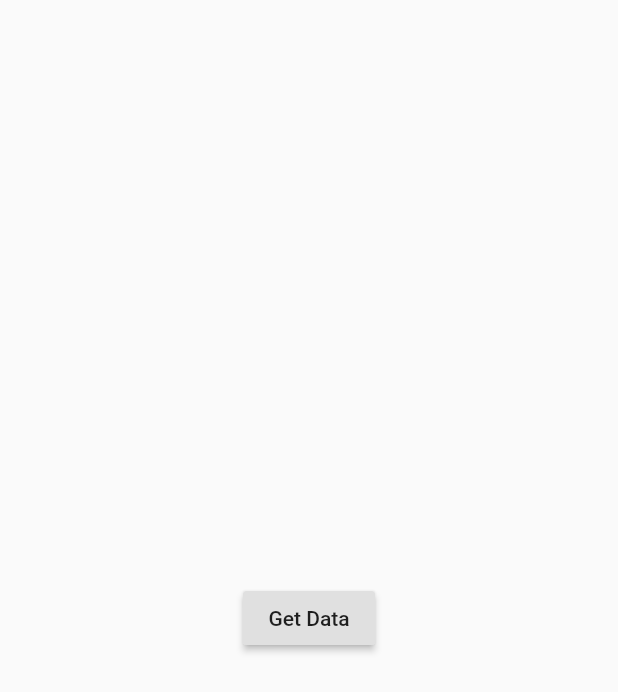
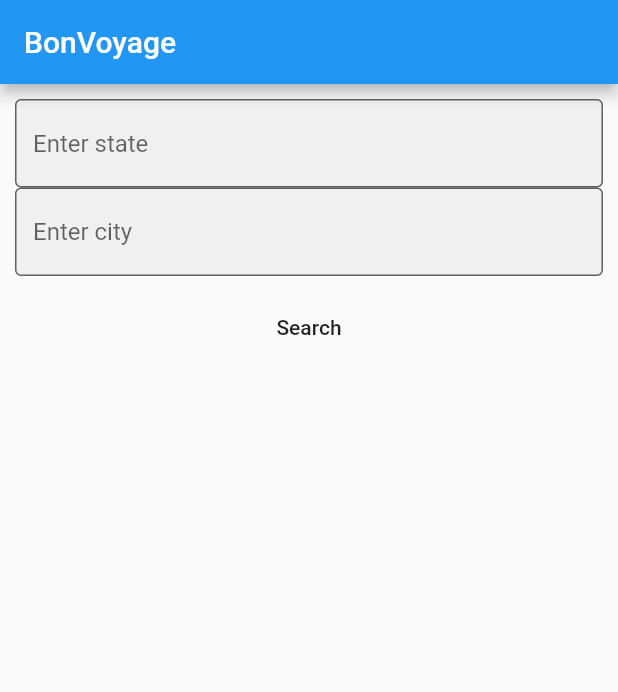
Before and after one commit to Hackdotslash/T12-codeGambit, a Flutter app: the SearchScreen screen opened directly, on a phone screen of 412 x 824 dp. Shown: the top 692 px of the screen. Run offline on Flutter 3.47's test engine with Material 2 defaults, Android fonts, the phone set to English and light mode, and no system bars; our stand-ins replace firebase_auth, firebase_core; accounts and stored records are empty.

Commit message:
Add Firebase Auth and Search Screen

```diff
--- a/User/lib/search.dart
+++ b/User/lib/search.dart
@@ -1,8 +1,8 @@
 import 'dart:convert';
 
+import 'package:flutter/cupertino.dart';
 import 'package:flutter/material.dart';
 import 'package:http/http.dart' as http;
-
 
 class SearchScreen extends StatefulWidget {
   @override
@@ -10,28 +10,77 @@ class SearchScreen extends StatefulWidget {
 }
 
 class _SearchScreenState extends State<SearchScreen> {
+  String _city, _state;
+  final _formKey = GlobalKey<FormState>();
   @override
-
   void getData() async {
-    http.Response response = await http.get(
-      'https://api.covid19india.org/state_district_wise.json'
-    );
+    http.Response response =
+        await http.get('https://api.covid19india.org/state_district_wise.json');
     if (response.statusCode == 200) {
       String data = response.body;
-      var decodedData  = jsonDecode(data);
-      print(decodedData["Gujarat"]["districtData"]["Surat"]["active"]);
+      var decodedData = jsonDecode(data);
+      print(decodedData["Gujarat"]['districtData']);
     }
-
   }
 
   Widget build(BuildContext context) {
-    return Scaffold(
-      body: Center(
-        child: RaisedButton(
-          onPressed: () {
-            getData();
-          },
-          child: Text('Get Data'),
+    return new WillPopScope(
+      onWillPop: () async => false,
+      child: Scaffold(
+        appBar: AppBar(
+          title: Text('BonVoyage'),
+          automaticallyImplyLeading: false,
+        ),
+        body: Form(
+          key: _formKey,
+          child: Padding(
+            padding: const EdgeInsets.all(10.0),
+            child: Column(
+              children: <Widget>[
+                TextFormField(
+                  decoration: InputDecoration(
+                    hintText: 'Enter state',
+                    border: OutlineInputBorder(),
+                    filled: true,
+                  ),
+                  onChanged: (value) {
+                    _state = value;
+                  },
+                  validator: (value) {
+                    if (value.isEmpty) {
+                      return 'Please enter state name';
+                    }
+                    return null;
+                  },
+                ),
+                TextFormField(
+                  decoration: InputDecoration(
+                    hintText: 'Enter city',
+                    border: OutlineInputBorder(),
+                    filled: true,
+                  ),
+                  onChanged: (value) {
+                    _state = value;
+                  },
+                  validator: (value) {
+                    if (value.isEmpty) {
+                      return 'Please enter a city name';
+                    }
+                    return null;
+                  },
+                ),
+                Padding(
+                  padding: const EdgeInsets.all(10.0),
+                  child: FlatButton(
+                    onPressed: () {
+                      getData();
+                    },
+                    child: Text('Search'),
+                  ),
+                ),
+              ],
+            ),
+          ),
         ),
       ),
     );
```
Also changed, not shown: User/lib/login.dart (added, +74 -0 lines), User/lib/main.dart (+7 -26 lines), User/pubspec.yaml (+5 -53 lines), User/pubspec.lock, 3 other files.
